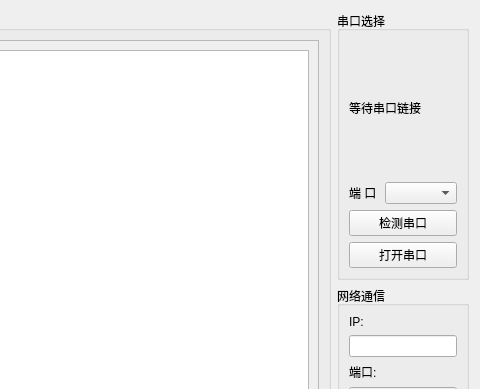
Above: src/Serialport/serialport.ui from kikiYang03/SerialPortAssistant before the change; both pictures show x 584 to 1064 and y 0 to 389 of the 1064 by 565 pixel window. Below: the same form after it.
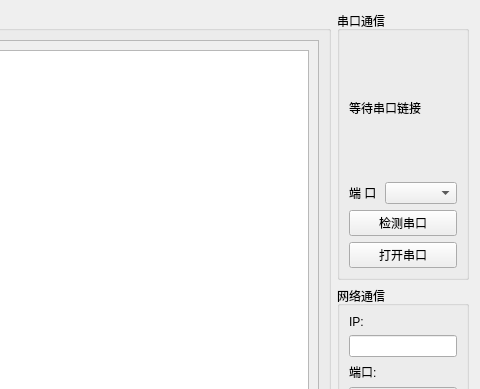
That is the form after the change.

The edit to the form file:
```diff
--- a/src/Serialport/serialport.ui
+++ b/src/Serialport/serialport.ui
@@ -152,7 +152,7 @@
      <item>
       <widget class="QGroupBox" name="serialBox">
        <property name="title">
-        <string>串口选择</string>
+        <string>串口通信</string>
        </property>
        <layout class="QVBoxLayout" name="verticalLayout_24">
         <item>
```
